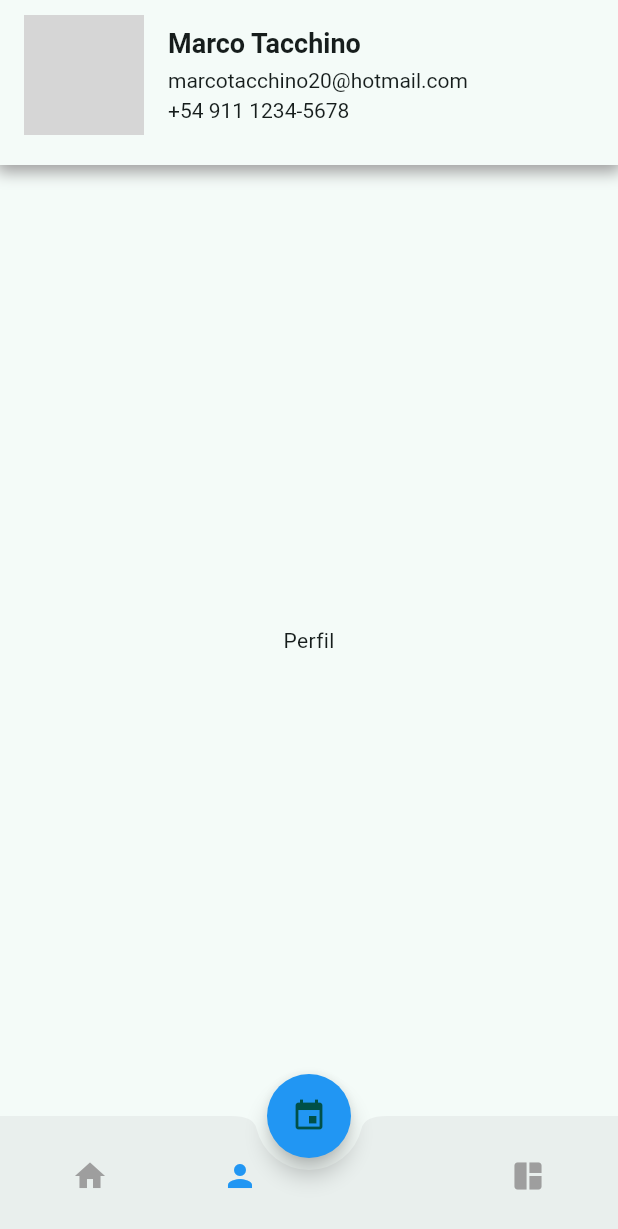
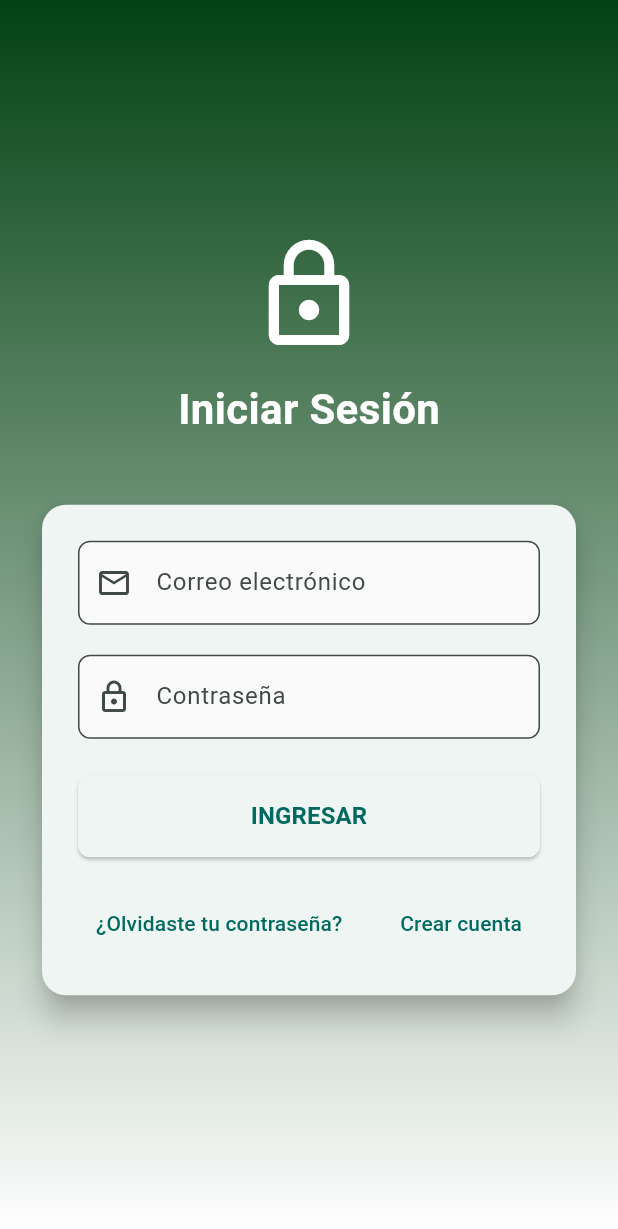
Before and after one commit to juanchiriera/PilarWork, a Flutter app: the screen it shows after launch, after a tap on the "person" icon, on a phone screen of 412 x 824 dp. Shown: the top 1229 px of the screen. Run offline on Flutter 3.47's test engine with Material 3 defaults, Android fonts, the phone set to English and light mode, and no system bars; our stand-ins replace syncfusion_flutter_calendar, table_calendar; network calls fail; grey boxes are pictures that could not be loaded.

Commit message:
login_page agregado, TODO validacion de sobreposicion de reservas

```diff
--- a/pilarwork_app/lib/pages/home_page.dart
+++ b/pilarwork_app/lib/pages/home_page.dart
@@ -1,4 +1,5 @@
 import 'package:flutter/material.dart';
+import 'package:pilarwork_app/pages/login_page.dart';
 import 'package:pilarwork_app/views/detalles_usuario_view.dart';
 import 'package:pilarwork_app/views/reservas_usuario_view.dart';
 import 'package:pilarwork_app/widgets/user_data_bar.dart';
@@ -93,8 +94,12 @@ class _HomePageState extends State<HomePage> {
                 Icons.person,
                 color: _currentIndex == 1 ? Colors.blue : Colors.grey,
               ),
-              onPressed: () => setState(() => _currentIndex = 1),
-            ),
+              onPressed: (){
+                  Navigator.push(
+                    context,
+                    MaterialPageRoute(builder: (context) => LoginPage()),
+                  );
+                }),
             // Botón Espacios
             const SizedBox(width: 40),
             IconButton(
--- /dev/null
+++ b/pilarwork_app/lib/pages/login_page.dart
@@ -0,0 +1,148 @@
+import 'package:flutter/material.dart';
+
+class LoginPage extends StatelessWidget {
+  const LoginPage({super.key});
+
+  @override
+  Widget build(BuildContext context) {
+    return Scaffold(
+      body: Container(
+        decoration: const BoxDecoration(
+          gradient: LinearGradient(
+            begin: Alignment.topCenter,
+            end: Alignment.bottomCenter,
+            colors: [
+              Color.fromARGB(255, 2, 66, 18),
+              Color.fromARGB(255, 255, 255, 255),
+            ],
+          ),
+        ),
+        child: Center(
+          child: SingleChildScrollView(
+            padding: const EdgeInsets.all(24.0),
+            child: Column(
+              mainAxisAlignment: MainAxisAlignment.center,
+              children: [
+                _buildLogo(),
+                const SizedBox(height: 40),
+                _buildLoginCard(context),
+              ],
+            ),
+          ),
+        ),
+      ),
+    );
+  }
+
+  Widget _buildLogo() {
+    return const Column(
+      children: [
+        Icon(
+          Icons.lock_outline,
+          size: 80,
+          color: Colors.white,
+        ),
+        SizedBox(height: 16),
+        Text(
+          'Iniciar Sesión',
+          style: TextStyle(
+            color: Colors.white,
+            fontSize: 28,
+            fontWeight: FontWeight.bold,
+          ),
+        ),
+      ],
+    );
+  }
+
+  Widget _buildLoginCard(BuildContext context) {
+    return Card(
+      elevation: 8,
+      shape: RoundedRectangleBorder(
+        borderRadius: BorderRadius.circular(16),
+      ),
+      child: Padding(
+        padding: const EdgeInsets.all(24.0),
+        child: Column(
+          children: [
+            _buildEmailField(),
+            const SizedBox(height: 20),
+            _buildPasswordField(),
+            const SizedBox(height: 24),
+            _buildLoginButton(context),
+            const SizedBox(height: 20),
+            _buildFooterLinks(),
+          ],
+        ),
+      ),
+    );
+  }
+
+  Widget _buildEmailField() {
+    return TextFormField(
+      decoration: InputDecoration(
+        labelText: 'Correo electrónico',
+        prefixIcon: const Icon(Icons.email_outlined),
+        border: OutlineInputBorder(
+          borderRadius: BorderRadius.circular(8),
+        ),
+        filled: true,
+        fillColor: Colors.grey[50],
+      ),
+      keyboardType: TextInputType.emailAddress,
+    );
+  }
+
+  Widget _buildPasswordField() {
+    return TextFormField(
+      obscureText: true,
+      decoration: InputDecoration(
+        labelText: 'Contraseña',
+        prefixIcon: const Icon(Icons.lock_outlined),
+        border: OutlineInputBorder(
+          borderRadius: BorderRadius.circular(8),
+        ),
+        filled: true,
+        fillColor: Colors.grey[50],
+      ),
+    );
+  }
+
+  Widget _buildLoginButton(BuildContext context) {
+  return SizedBox(
+    width: double.infinity,
+    child: ElevatedButton(
+      style: ElevatedButton.styleFrom(
+        padding: const EdgeInsets.symmetric(vertical: 16),
+        shape: RoundedRectangleBorder(
+          borderRadius: BorderRadius.circular(8),
+        ),
+      ),
+      onPressed: () {},
+      child: const Text(
+        'INGRESAR',
+        style: TextStyle(
+          fontSize: 16,
+          fontWeight: FontWeight.bold,
+        ),
+      ),
+    ),
+  );
+}
+
+  Widget _buildFooterLinks() {
+    return Row(
+      mainAxisAlignment: MainAxisAlignment.spaceBetween,
+      children: [
+        TextButton(
+          onPressed: () {},
+          child: const Text('¿Olvidaste tu contraseña?'),
+        ),
+        TextButton(
+          onPressed: () {},
+          child: const Text('Crear cuenta'),
+        ),
+      ],
+    );
+  }
+}
--- /dev/null
+++ b/pilarwork_app/lib/pages/user_page.dart
@@ -0,0 +1 @@
+//TODO arrancar la pagina cuando este el login
--- a/pilarwork_app/lib/views/nueva_reserva_view.dart
+++ b/pilarwork_app/lib/views/nueva_reserva_view.dart
@@ -39,6 +39,7 @@ class _NuevaReservaViewState extends State<NuevaReservaView> {
   }
 
   Future<void> _handleSubmit() async {
+    _resetErrors();
     if (!_formKey.currentState!.validate()) return;
 
     final now = DateTime.now();
@@ -58,36 +59,15 @@ class _NuevaReservaViewState extends State<NuevaReservaView> {
       _endTime!.minute,
     );
 
-    if (!endDateTime.isAfter(startDateTime)) {
+    if (endDateTime.isBefore(startDateTime)) {
       setState(() => _hasInvalidRange = true);
-      ScaffoldMessenger.of(context).showSnackBar(
-        const SnackBar(
-          content: Text('La fecha final debe ser posterior a la fecha inicial'),
-          backgroundColor: Colors.red,
-        ),
-      );
+      _showErrorSnack('La fecha final debe ser posterior a la inicial');
       return;
     }
 
-    if (startDateTime.isBefore(now)) {
+    if (startDateTime.isBefore(now) || endDateTime.isBefore(now)) {
       setState(() => _isPastDate = true);
-      ScaffoldMessenger.of(context).showSnackBar(
-        const SnackBar(
-          content: Text('No se pueden seleccionar fechas/horas pasadas'),
-          backgroundColor: Colors.red,
-        ),
-      );
-      return;
-    }
-
-    if (endDateTime.isBefore(now)) {
-      setState(() => _isPastDate = true);
-      ScaffoldMessenger.of(context).showSnackBar(
-        const SnackBar(
-          content: Text('La fecha/hora final no puede ser en el pasado'),
-          backgroundColor: Colors.red,
-        ),
-      );
+      _showErrorSnack('No se permiten reservas en fechas pasadas');
       return;
     }
 
@@ -137,6 +117,15 @@ class _NuevaReservaViewState extends State<NuevaReservaView> {
         _hasInvalidRange = false;
       });
     }
+  }
+
+  void _showErrorSnack(String message) {
+    ScaffoldMessenger.of(context).showSnackBar(
+      SnackBar(
+        content: Text(message),
+        backgroundColor: Colors.red,
+      ),
+    );
   }
 
   @override
```
Also changed, not shown: 1 other file.
